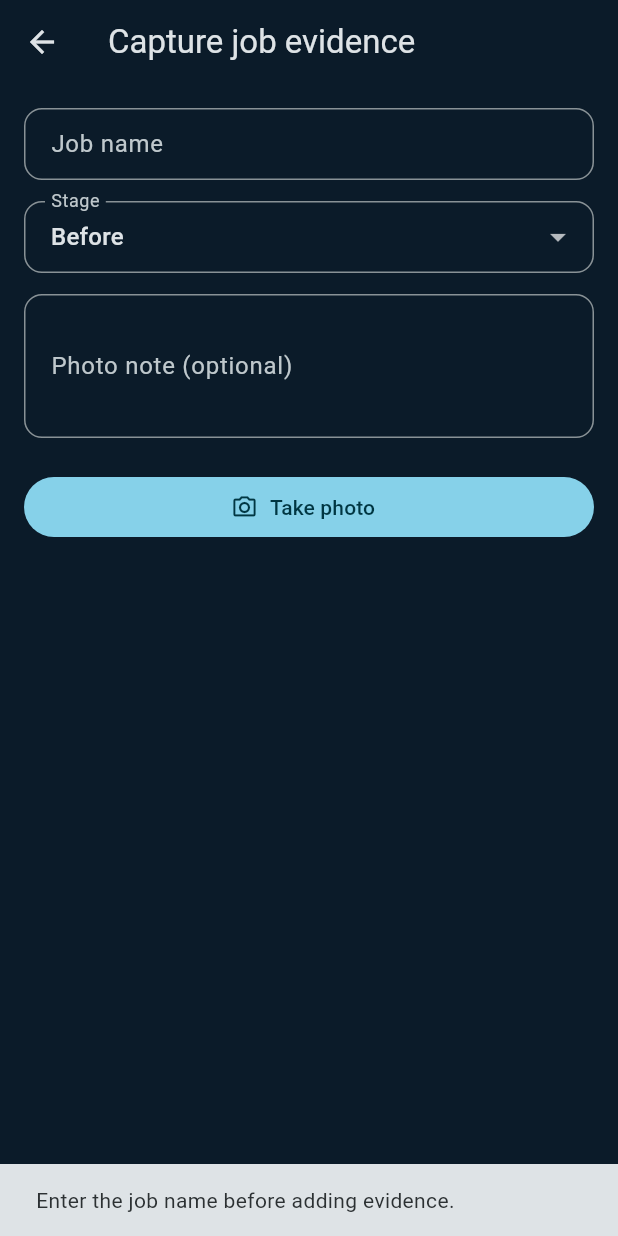
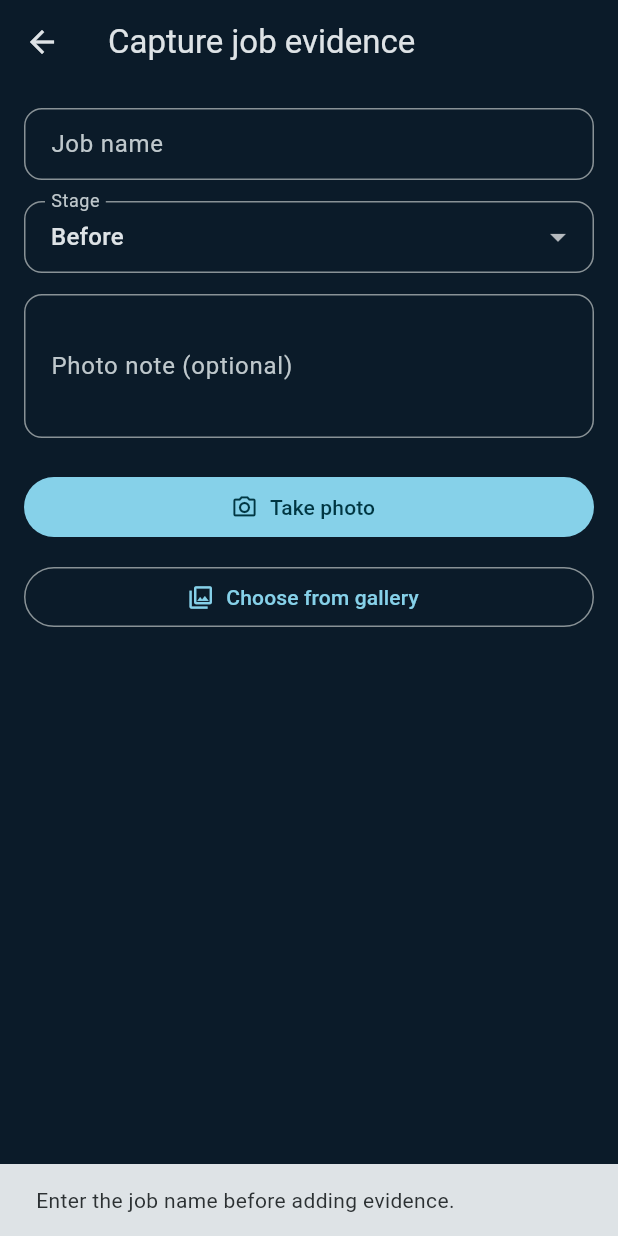
Before and after one commit to cruefan94/Recipe-Haven, a Flutter app: the CapturePage screen opened directly with empty values, after a tap on "Take photo", on a phone screen of 412 x 824 dp. Run offline on Flutter 3.47's test engine with Material 3 defaults, Android fonts, the phone set to English and light mode, and no system bars; our stand-ins replace file_picker, flutter_local_notifications, geolocator, image_picker, pdf, printing and 3 more; missing offline and left inert: cryptography; accounts and stored records are empty.

Commit message:
feat(jobproof): add gallery import alongside camera capture

```diff
--- a/examples/jobproof/lib/main.dart
+++ b/examples/jobproof/lib/main.dart
@@ -37,7 +37,7 @@ class _CapturePageState extends State<CapturePage> {
   bool busy = false;
   @override void dispose() { job.dispose(); note.dispose(); super.dispose(); }
 
-  Future<void> capture() async {
+  Future<void> capture([ImageSource source = ImageSource.camera]) async {
     if (busy) return;
     if (job.text.trim().isEmpty) {
       ScaffoldMessenger.of(context).showSnackBar(const SnackBar(
@@ -47,7 +47,7 @@ class _CapturePageState extends State<CapturePage> {
     setState(() => busy = true);
     File? saved;
     try {
-      final picked = await ImagePicker().pickImage(source: ImageSource.camera,
+      final picked = await ImagePicker().pickImage(source: source,
         maxWidth: 2048, imageQuality: 82);
       if (picked == null) return;
       final root = await getApplicationDocumentsDirectory();
@@ -92,9 +92,13 @@ class _CapturePageState extends State<CapturePage> {
       TextField(controller: note, maxLines: 3,
         decoration: const InputDecoration(labelText: 'Photo note (optional)')),
       const SizedBox(height: 22),
-      FilledButton.icon(onPressed: busy ? null : capture,
+      FilledButton.icon(onPressed: busy ? null : () => capture(),
         icon: const Icon(Icons.camera_alt_outlined),
         label: Text(busy ? 'Saving…' : 'Take photo')),
+      const SizedBox(height: 12),
+      OutlinedButton.icon(onPressed: busy ? null : () => capture(ImageSource.gallery),
+        icon: const Icon(Icons.photo_library_outlined),
+        label: const Text('Choose from gallery')),
     ])),
   );
 }
```
